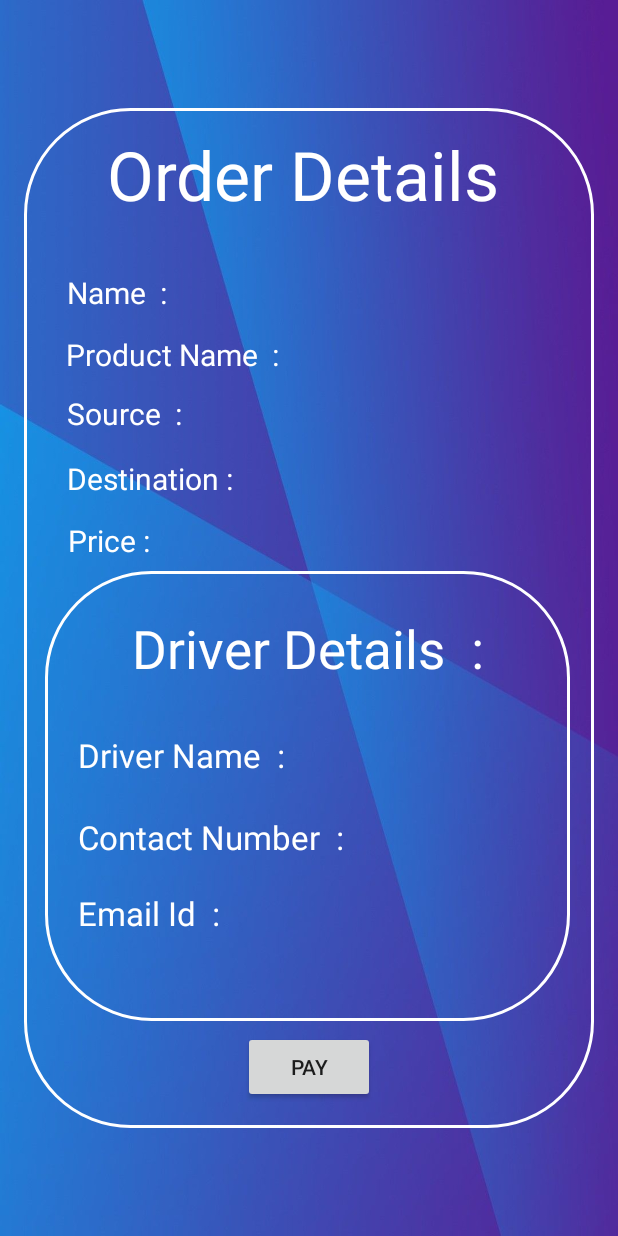
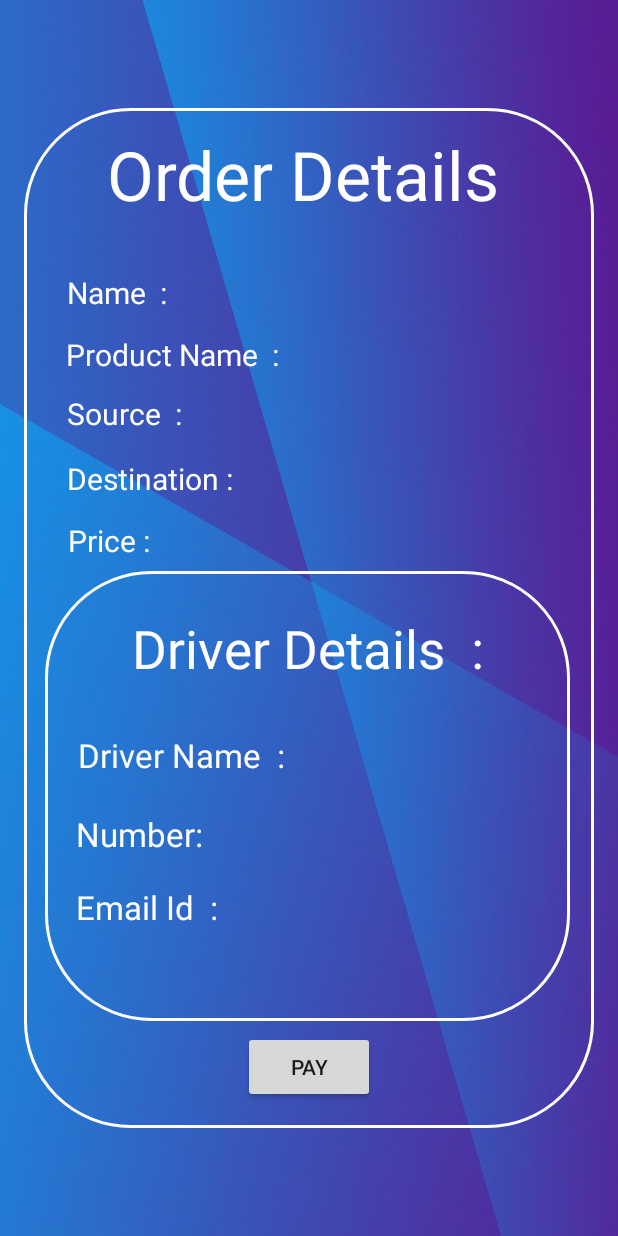
Before and after one commit to Preet021999/Registration12, an Android app: the bill screen opened directly, with no data from a screen before it, on a phone screen of 412 x 824 dp. Run offline under Robolectric (Android 15) with nearby library versions, the phone set to English and light mode, and no system bars; libraries missing offline, so code that uses them is left out: com.razorpay.

Commit message:
bill update

```diff
--- a/app/src/main/res/layout/activity_bill.xml
+++ b/app/src/main/res/layout/activity_bill.xml
@@ -33,6 +33,61 @@
             app:layout_constraintVertical_bias="0.023">
 
         </TextView>
+
+        <TextView
+            android:id="@+id/txtname"
+            android:layout_width="200dp"
+            android:layout_height="30dp"
+            app:layout_constraintBottom_toBottomOf="parent"
+            app:layout_constraintEnd_toEndOf="parent"
+            app:layout_constraintHorizontal_bias="0.95"
+            app:layout_constraintStart_toStartOf="parent"
+            app:layout_constraintTop_toTopOf="parent"
+            app:layout_constraintVertical_bias="0.169" />
+
+        <TextView
+            android:id="@+id/txtpname"
+            android:layout_width="190dp"
+            android:layout_height="30dp"
+            app:layout_constraintBottom_toBottomOf="parent"
+            app:layout_constraintEnd_toEndOf="parent"
+            app:layout_constraintHorizontal_bias="0.955"
+            app:layout_constraintStart_toStartOf="parent"
+            app:layout_constraintTop_toTopOf="parent"
+            app:layout_constraintVertical_bias="0.227" />
+
+        <TextView
+            android:id="@+id/txtsource"
+            android:layout_width="200dp"
+            android:layout_height="30dp"
+            app:layout_constraintBottom_toBottomOf="parent"
+            app:layout_constraintEnd_toEndOf="parent"
+            app:layout_constraintHorizontal_bias="0.95"
+            app:layout_constraintStart_toStartOf="parent"
+            app:layout_constraintTop_toTopOf="parent"
+            app:layout_constraintVertical_bias="0.292" />
+
+        <TextView
+            android:id="@+id/txtdest"
+            android:layout_width="200dp"
+            android:layout_height="30dp"
+            app:layout_constraintBottom_toBottomOf="parent"
+            app:layout_constraintEnd_toEndOf="parent"
+            app:layout_constraintHorizontal_bias="0.95"
+            app:layout_constraintStart_toStartOf="parent"
+            app:layout_constraintTop_toTopOf="parent"
+            app:layout_constraintVertical_bias="0.353" />
+
+        <TextView
+            android:id="@+id/txtprice"
+            android:layout_width="200dp"
+            android:layout_height="30dp"
+            app:layout_constraintBottom_toBottomOf="parent"
+            app:layout_constraintEnd_toEndOf="parent"
+            app:layout_constraintHorizontal_bias="0.955"
+            app:layout_constraintStart_toStartOf="parent"
+            app:layout_constraintTop_toTopOf="parent"
+            app:layout_constraintVertical_bias="0.418" />
 
         <TextView
             android:id="@+id/textView"
@@ -152,17 +207,17 @@
             </TextView>
 
             <TextView
-                android:layout_width="wrap_content"
-                android:layout_height="wrap_content"
-                android:text="Contact Number  :"
+                android:layout_width="129dp"
+                android:layout_height="34dp"
+                android:text="Number:"
                 android:textColor="#fff"
                 android:textSize="22dp"
                 app:layout_constraintBottom_toBottomOf="parent"
                 app:layout_constraintEnd_toEndOf="parent"
-                app:layout_constraintHorizontal_bias="0.127"
+                app:layout_constraintHorizontal_bias="0.095"
                 app:layout_constraintStart_toStartOf="parent"
                 app:layout_constraintTop_toTopOf="parent"
-                app:layout_constraintVertical_bias="0.6">
+                app:layout_constraintVertical_bias="0.605">
 
             </TextView>
 
@@ -174,12 +229,37 @@
                 android:textSize="22dp"
                 app:layout_constraintBottom_toBottomOf="parent"
                 app:layout_constraintEnd_toEndOf="parent"
-                app:layout_constraintHorizontal_bias="0.086"
+                app:layout_constraintHorizontal_bias="0.082"
                 app:layout_constraintStart_toStartOf="parent"
                 app:layout_constraintTop_toTopOf="parent"
-                app:layout_constraintVertical_bias="0.788">
+                app:layout_constraintVertical_bias="0.774">
 
             </TextView>
+
+            <TextView
+                android:id="@+id/txtdname"
+                android:layout_width="166dp"
+                android:layout_height="37dp"
+                tools:layout_editor_absoluteX="171dp"
+                tools:layout_editor_absoluteY="106dp"
+                tools:ignore="MissingConstraints" />
+
+            <TextView
+                android:id="@+id/txtdnum"
+                android:layout_width="166dp"
+                android:layout_height="36dp"
+                tools:ignore="MissingConstraints"
+                tools:layout_editor_absoluteX="170dp"
+                tools:layout_editor_absoluteY="159dp" />
+
+            <TextView
+                android:id="@+id/txtemail"
+                android:layout_width="166dp"
+                android:layout_height="37dp"
+                tools:ignore="MissingConstraints"
+                tools:layout_editor_absoluteX="170dp"
+                tools:layout_editor_absoluteY="209dp" />
+
         </androidx.constraintlayout.widget.ConstraintLayout>
 
         <Button
```
